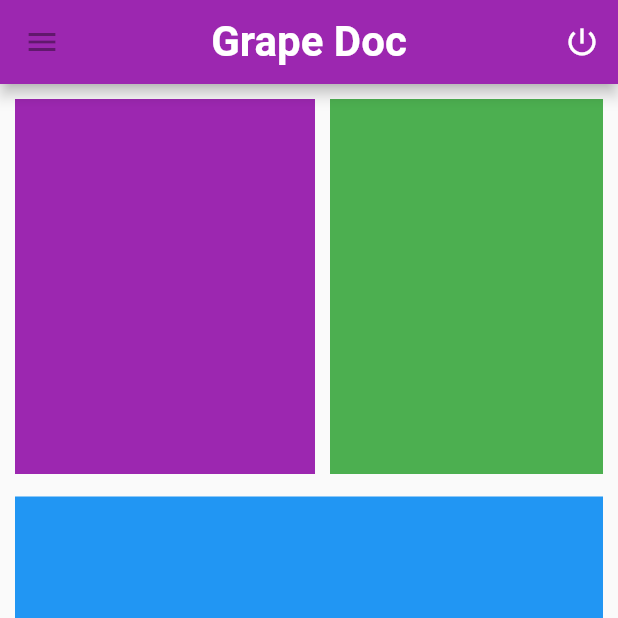
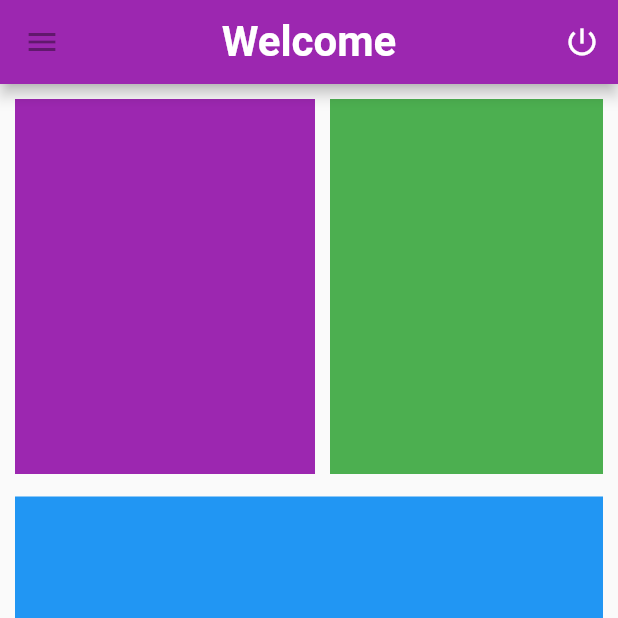
Before and after one commit to DebugBros-CS-16/GrapeDoc, a Flutter app: the screen it shows after launch, scrolled down 82 dp, after a tap on "Login", on a phone screen of 412 x 824 dp, the top half of it. Run offline on Flutter 3.47's test engine with Material 2 defaults, Android fonts, the phone set to English and light mode, and no system bars; our stand-ins replace camera, firebase_auth, firebase_core, flutter_signin_button, google_sign_in, permission_handler and 2 more; missing offline and left inert: dialogflow_grpc, flutter_facebook_auth, flutter_login_facebook, sound_stream; accounts and stored records are empty; project files that could hold a hidden picture were left out.

Commit message:
Modified AppBar title to auto change.

```diff
--- a/lib/screens/NavBar.dart
+++ b/lib/screens/NavBar.dart
@@ -23,24 +23,49 @@ class _NavBarState extends State<NavBar> {
 
   int _currentIndex = 1;
 
+
   void _tabNavigator(index) {
     setState(() {
       _currentIndex = index;
     });
   }
 
-  static List<Widget> _pages = <Widget>[
+  static final List<Widget> _pages = <Widget>[
     CameraScreen(),
-    HomeScreen(),
-    ChatScreen(),
-    BlogScreen()
+    const HomeScreen(),
+    const ChatScreen(),
+    const BlogScreen()
   ];
 
 
+
+  Text text = Text(
+    "Welcome",
+    style: TextStyle(
+        fontWeight: FontWeight.bold,
+        fontSize: 28.0
+    ),
+  );
+
+
+  _NavBarState() {
+    Future.delayed(
+        const Duration(seconds: 3),
+            () =>
+            setState(() {
+              text =const Text(
+                'Grape Doc',
+                style: TextStyle(
+                    fontWeight: FontWeight.bold,
+                    fontSize: 28.0
+                ),
+              );
+            })
+    );
+  }
+
   @override
   Widget build(BuildContext context) {
-
-    final user = FirebaseAuth.instance.currentUser;
 
     return Scaffold(
       appBar: AppBar(
@@ -49,13 +74,7 @@ class _NavBarState extends State<NavBar> {
           tooltip: 'Navigation menu',
           onPressed: null,
         ),
-        title: const Text(
-          'Grape Doc',
-          style: TextStyle(
-              fontWeight: FontWeight.bold,
-              fontSize: 28.0
-          ),
-        ),
+        title: text,
         centerTitle: true,
         backgroundColor: Colors.purple,
         actions: [
```
